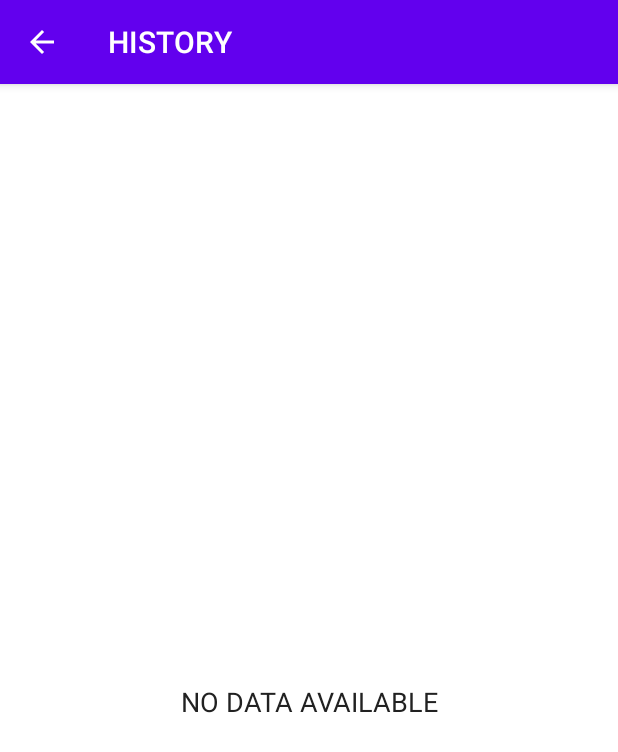
After one commit to jaysharma8-mca/7-Minutes-Workout, an Android app: the HistoryActivity screen opened directly, with no data from a screen before it, on a phone screen of 412 x 824 dp. The commit adds this screen. Shown: the top 752 px of the screen. Run offline under Robolectric (Android 15) with nearby library versions, the phone set to English and light mode, and no system bars; 1 statement that could not run was skipped.

Commit message:
started with history activity

```diff
--- a/app/src/main/AndroidManifest.xml
+++ b/app/src/main/AndroidManifest.xml
@@ -11,7 +11,7 @@
         android:supportsRtl="true"
         android:theme="@style/Theme.7MinuteWorkout"
         tools:ignore="AllowBackup">
-
+        <activity android:name=".HistoryActivity"></activity>
         <activity
             android:name=".MainActivity"
             android:screenOrientation="portrait"
@@ -30,10 +30,10 @@
             android:name=".FinishActivity"
             android:screenOrientation="portrait"
             android:theme="@style/Theme.AppCompat.Light.NoActionBar" />
-
-        <activity android:name=".BmiActivity"
+        <activity
+            android:name=".BmiActivity"
             android:screenOrientation="portrait"
-            android:theme="@style/AppTheme"/>
+            android:theme="@style/AppTheme" />
     </application>
 
 </manifest>
--- /dev/null
+++ b/app/src/main/java/jay/kotlin/projects/a7minuteworkout/HistoryActivity.kt
@@ -0,0 +1,22 @@
+package jay.kotlin.projects.a7minuteworkout
+
+import androidx.appcompat.app.AppCompatActivity
+import android.os.Bundle
+import kotlinx.android.synthetic.main.activity_history.*
+
+class HistoryActivity : AppCompatActivity() {
+    override fun onCreate(savedInstanceState: Bundle?) {
+        super.onCreate(savedInstanceState)
+        setContentView(R.layout.activity_history)
+
+        setSupportActionBar(toolbar_history_activity)
+
+        supportActionBar?.setDisplayHomeAsUpEnabled(true) //set back button
+        supportActionBar?.title = "HISTORY" // Setting an title in the action bar.
+
+        toolbar_history_activity.setNavigationOnClickListener {
+            onBackPressed()
+        }
+
+    }
+}
--- a/app/src/main/java/jay/kotlin/projects/a7minuteworkout/MainActivity.kt
+++ b/app/src/main/java/jay/kotlin/projects/a7minuteworkout/MainActivity.kt
@@ -37,4 +37,10 @@ class MainActivity : AppCompatActivity() {
         startActivity(intent)
         finishAffinity()
     }
+
+    fun historyActivity(view: View) {
+        val intent = Intent(this, HistoryActivity::class.java)
+        startActivity(intent)
+        finishAffinity()
+    }
 }
--- /dev/null
+++ b/app/src/main/res/layout/activity_history.xml
@@ -0,0 +1,52 @@
+<?xml version="1.0" encoding="utf-8"?>
+<LinearLayout xmlns:android="http://schemas.android.com/apk/res/android"
+    xmlns:tools="http://schemas.android.com/tools"
+    android:layout_width="match_parent"
+    android:layout_height="match_parent"
+    android:gravity="center_horizontal"
+    android:orientation="vertical"
+    tools:context=".HistoryActivity">
+
+    <androidx.appcompat.widget.Toolbar
+        android:id="@+id/toolbar_history_activity"
+        android:layout_width="match_parent"
+        android:layout_height="?android:attr/actionBarSize"
+        android:background="#FFFFFF" />
+
+    <LinearLayout
+        android:layout_width="match_parent"
+        android:layout_height="match_parent"
+        android:orientation="vertical">
+
+        <TextView
+            android:id="@+id/tvHistory"
+            android:layout_width="match_parent"
+            android:layout_height="wrap_content"
+            android:layout_margin="10dp"
+            android:gravity="center"
+            android:text="@string/exercise_completed"
+            android:textSize="18sp"
+            android:visibility="gone"
+            tools:visibility="visible" />
+
+        <androidx.recyclerview.widget.RecyclerView
+            android:id="@+id/rvHistory"
+            android:layout_width="match_parent"
+            android:layout_height="match_parent"
+            android:layout_marginTop="5dp"
+            android:visibility="gone"
+            tools:visibility="visible" />
+
+        <TextView
+            android:id="@+id/tvNoDataAvailable"
+            android:layout_width="match_parent"
+            android:layout_height="match_parent"
+            android:gravity="center"
+            android:text="NO DATA AVAILABLE"
+            android:textColor="#212121"
+            android:textSize="18sp"
+            android:visibility="visible"
+            tools:visibility="gone" />
+    </LinearLayout>
+    <!--END-->
+</LinearLayout>
--- a/app/src/main/res/layout/activity_main.xml
+++ b/app/src/main/res/layout/activity_main.xml
@@ -93,6 +93,7 @@
                   android:layout_height="70dp"
                   android:layout_gravity="center"
                   android:background="@drawable/item_circular_color_accent_background"
+                  android:onClick="historyActivity"
                   android:gravity="center">
 
                   <ImageView
--- a/app/src/main/res/values/strings.xml
+++ b/app/src/main/res/values/strings.xml
@@ -25,4 +25,5 @@
     <string name="bmi">BMI</string>
     <string name="calculator">Calculator</string>
     <string name="history">History</string>
+    <string name="exercise_completed">EXERCISE COMPLETED</string>
 </resources>
```
